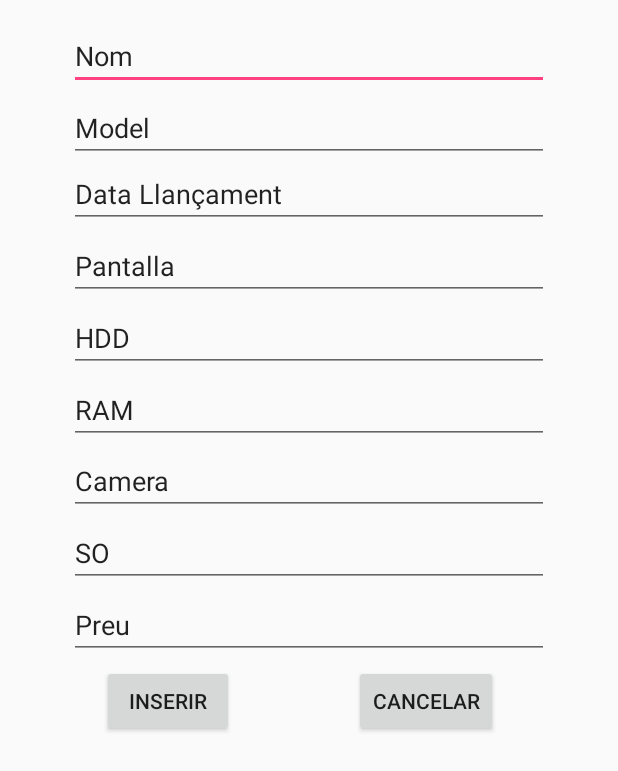
After one commit to kirudas/phoneMarket, an Android app: the layout activity_create_mobile.xml on its own in the app's theme, with its tools: preview values and no code run, on a phone screen of 412 x 824 dp. The commit adds this screen. Shown: the top 771 px of the screen. Run offline under Robolectric (Android 15) with nearby library versions, the phone set to English and light mode, and no system bars.

Commit message:
Desenvolupament Create Mobile

```diff
--- a/app/src/main/java/info/androidhive/recyclerview/DetailMobile.java
+++ b/app/src/main/java/info/androidhive/recyclerview/DetailMobile.java
@@ -46,7 +46,7 @@ public class DetailMobile extends AppCompatActivity {
         if (!acaba){
             return;
         }
-        TextView textView = findViewById(R.id.model);
+        TextView textView = findViewById(R.id.inpCrtMod);
         textView.setText(cursor.getString(1));
         textView = findViewById(R.id.marca);
         textView.setText(cursor.getString(2));
@@ -60,7 +60,7 @@ public class DetailMobile extends AppCompatActivity {
         textView.setText(cursor.getString(6));
         textView = findViewById(R.id.versio);
         textView.setText(cursor.getString(7));
-        textView = findViewById(R.id.dataLlancament);
+        textView = findViewById(R.id.inpCrtDataLlancament);
         textView.setText(cursor.getString(8));
         textView = findViewById(R.id.preu);
         textView.setText(cursor.getString(9));
--- a/app/src/main/java/info/androidhive/recyclerview/MainActivity.java
+++ b/app/src/main/java/info/androidhive/recyclerview/MainActivity.java
@@ -10,17 +10,10 @@ import android.support.v7.widget.DividerItemDecoration;
 import android.support.v7.widget.LinearLayoutManager;
 import android.support.v7.widget.RecyclerView;
 import android.support.v7.widget.Toolbar;
-import android.view.ContextMenu;
-import android.view.Menu;
-import android.view.MenuInflater;
 import android.view.MenuItem;
 import android.view.View;
-import android.widget.ListView;
 import android.widget.TextView;
 import android.widget.Toast;
-
-import java.util.ArrayList;
-import java.util.List;
 
 public class MainActivity extends AppCompatActivity {
     /*private List<Mobile> mobileList = new ArrayList<>();
@@ -146,8 +139,8 @@ public class MainActivity extends AppCompatActivity {
                 startActivity(intent);
                 return true;
             case R.id.mnuAfegir:
-                //Intent i = new Intent(this, NouMobileActivity.class);
-                //startActivityForResult(i, ADD_Mobile);
+                Intent i = new Intent(this, NouMobileActivity.class);
+                startActivityForResult(i, ADD_Mobile);
                 return true;
             case R.id.mnuConfig:
                 //Intent i = new Intent(this, NouMobileActivity.class);
--- a/app/src/main/java/info/androidhive/recyclerview/MobilesAdapter.java
+++ b/app/src/main/java/info/androidhive/recyclerview/MobilesAdapter.java
@@ -6,10 +6,7 @@ import android.support.v7.widget.RecyclerView;
 import android.view.LayoutInflater;
 import android.view.View;
 import android.view.ViewGroup;
-import android.widget.BaseAdapter;
 import android.widget.TextView;
-
-import java.util.List;
 
 public class MobilesAdapter extends RecyclerView.Adapter<MobilesAdapter.MyViewHolder> {
     private Activity context;
@@ -39,7 +36,7 @@ public class MobilesAdapter extends RecyclerView.Adapter<MobilesAdapter.MyViewHo
             LayoutInflater inflater = context.getLayoutInflater();
             element = inflater.inflate(R.layout.mobile_list_row, null);
         }
-        TextView lblModel = (TextView)element.findViewById(R.id.model);
+        TextView lblModel = (TextView)element.findViewById(R.id.inpCrtMod);
         lblModel.setText(t.getModel());
 
         TextView lblMarca = (TextView)element.findViewById(R.id.marca);
--- /dev/null
+++ b/app/src/main/java/info/androidhive/recyclerview/NouMobileActivity.java
@@ -0,0 +1,88 @@
+package info.androidhive.recyclerview;
+
+import android.app.Activity;
+import android.database.sqlite.SQLiteDatabase;
+import android.os.Bundle;
+import android.view.View;
+import android.view.View.OnClickListener;
+import android.widget.Button;
+import android.widget.EditText;
+
+/*
+ * Activitat que permet introduir un nou titular a la BD
+ */
+public class NouMobileActivity extends Activity {
+    private EditText nom;
+    private EditText marca;
+    private EditText model;
+    private EditText dataLlancament;
+    private EditText pantalla;
+    private EditText hdd;
+    private EditText ram;
+    private EditText camera;
+    private EditText so;
+    private EditText preu;
+
+
+    private Button btnOk;
+    private Button btnCancel;
+
+
+    /**
+     * Mètode que s'executa en crear l'activitat
+     */
+    @Override
+    public void onCreate(Bundle savedInstanceState) {
+        super.onCreate(savedInstanceState);
+        setContentView(R.layout.activity_create_mobile);
+        nom = (EditText) findViewById(R.id.inpCrtMarca);
+        marca = (EditText) findViewById(R.id.inpCrtMarca);
+        model = (EditText) findViewById(R.id.inpCrtMod);
+        dataLlancament = (EditText) findViewById(R.id.inpCrtDataLlancament);
+        pantalla = (EditText) findViewById(R.id.inpCrtPantalla);
+        hdd = (EditText) findViewById(R.id.inpCrtHdd);
+        ram = (EditText) findViewById(R.id.inpCrtRam);
+        camera = (EditText) findViewById(R.id.inpCrtCamara);
+        so = (EditText) findViewById(R.id.inpCrtSo);
+        preu = (EditText) findViewById(R.id.inpCrtPreu);
+        btnOk = (Button) findViewById(R.id.btnCrtOk);
+        btnCancel = (Button) findViewById(R.id.btnCrtCanc);
+
+        btnOk.setOnClickListener(new OnClickListener() {
+            public void onClick(View v) {
+                desar();
+            }
+        });
+
+        btnCancel.setOnClickListener(new OnClickListener() {
+            public void onClick(View v) {
+                setResult(RESULT_CANCELED);
+                finish();
+            }
+        });
+    }
+
+    /**
+     * Mètode que desa les dades introduïdes per l'usuari
+     */
+    private void desar() {
+        try {
+            MobilesSqlLiteHelper titHelper = new MobilesSqlLiteHelper(this, "Mobiles.db", null, 2);
+            MobilesConversor mobilesConv = new MobilesConversor(titHelper);
+            // obtenir l'objecte BD
+            SQLiteDatabase db = titHelper.getWritableDatabase();
+            // Si s'ha obert correctament la BD
+            if(db != null) {
+                // esborrar tots els registres de la taula
+                mobilesConv.save(new Mobile(0, nom.getText().toString(), marca.getText().toString(), model.getText().toString(), dataLlancament.getText().toString(), pantalla.getText().toString(), hdd.getText().toString(), ram.getText().toString(), camera.getText().toString(), so.getText().toString(), preu.getText().toString(), preu.getText().toString()));
+                setResult(RESULT_OK);
+            }
+        }
+        catch(Exception e) {
+            setResult(RESULT_CANCELED);
+        }
+        finally {
+            finish();
+        }
+    }
+}
--- /dev/null
+++ b/app/src/main/res/layout/activity_create_mobile.xml
@@ -0,0 +1,156 @@
+<?xml version="1.0" encoding="utf-8"?>
+<android.support.constraint.ConstraintLayout xmlns:android="http://schemas.android.com/apk/res/android"
+    xmlns:app="http://schemas.android.com/apk/res-auto"
+    xmlns:tools="http://schemas.android.com/tools"
+    android:layout_width="match_parent"
+    android:layout_height="match_parent">
+
+    <EditText
+        android:id="@+id/inpCrtMarca"
+        android:layout_width="320dp"
+        android:layout_height="44dp"
+        android:layout_marginEnd="24dp"
+        android:layout_marginStart="24dp"
+        android:layout_marginTop="16dp"
+        android:ems="10"
+        android:inputType="textPersonName"
+        android:text="Nom"
+        app:layout_constraintEnd_toEndOf="parent"
+        app:layout_constraintStart_toStartOf="parent"
+        app:layout_constraintTop_toTopOf="parent" />
+
+    <EditText
+        android:id="@+id/inpCrtMod"
+        android:layout_width="320dp"
+        android:layout_height="44dp"
+        android:layout_marginEnd="24dp"
+        android:layout_marginStart="24dp"
+        android:layout_marginTop="4dp"
+        android:ems="10"
+        android:inputType="textPersonName"
+        android:text="Model"
+        app:layout_constraintEnd_toEndOf="parent"
+        app:layout_constraintStart_toStartOf="parent"
+        app:layout_constraintTop_toBottomOf="@+id/inpCrtMarca" />
+
+    <EditText
+        android:id="@+id/inpCrtDataLlancament"
+        android:layout_width="320dp"
+        android:layout_height="40dp"
+        android:layout_marginEnd="24dp"
+        android:layout_marginStart="24dp"
+        android:layout_marginTop="4dp"
+        android:ems="10"
+        android:inputType="textPersonName"
+        android:text="Data Llançament"
+        app:layout_constraintEnd_toEndOf="parent"
+        app:layout_constraintStart_toStartOf="parent"
+        app:layout_constraintTop_toBottomOf="@+id/inpCrtMod" />
+
+    <EditText
+        android:id="@+id/inpCrtPantalla"
+        android:layout_width="320dp"
+        android:layout_height="44dp"
+        android:layout_marginEnd="24dp"
+        android:layout_marginStart="24dp"
+        android:layout_marginTop="4dp"
+        android:ems="10"
+        android:inputType="textPersonName"
+        android:text="Pantalla"
+        app:layout_constraintEnd_toEndOf="parent"
+        app:layout_constraintStart_toStartOf="parent"
+        app:layout_constraintTop_toBottomOf="@+id/inpCrtDataLlancament" />
+
+    <EditText
+        android:id="@+id/inpCrtHdd"
+        android:layout_width="320dp"
+        android:layout_height="44dp"
+        android:layout_marginEnd="24dp"
+        android:layout_marginStart="24dp"
+        android:layout_marginTop="4dp"
+        android:ems="10"
+        android:inputType="textPersonName"
+        android:text="HDD"
+        app:layout_constraintEnd_toEndOf="parent"
+        app:layout_constraintStart_toStartOf="parent"
+        app:layout_constraintTop_toBottomOf="@+id/inpCrtPantalla" />
+
+    <EditText
+        android:id="@+id/inpCrtRam"
+        android:layout_width="320dp"
+        android:layout_height="44dp"
+        android:layout_marginEnd="24dp"
+        android:layout_marginStart="24dp"
+        android:layout_marginTop="4dp"
+        android:ems="10"
+        android:inputType="textPersonName"
+        android:text="RAM"
+        app:layout_constraintEnd_toEndOf="parent"
+        app:layout_constraintStart_toStartOf="parent"
+        app:layout_constraintTop_toBottomOf="@+id/inpCrtHdd" />
+
+    <EditText
+        android:id="@+id/inpCrtCamara"
+        android:layout_width="320dp"
+        android:layout_height="43dp"
+        android:layout_marginEnd="24dp"
+        android:layout_marginStart="24dp"
+        android:layout_marginTop="4dp"
+        android:ems="10"
+        android:inputType="textPersonName"
+        android:text="Camera"
+        app:layout_constraintEnd_toEndOf="parent"
+        app:layout_constraintStart_toStartOf="parent"
+        app:layout_constraintTop_toBottomOf="@+id/inpCrtRam" />
+
+    <EditText
+        android:id="@+id/inpCrtSo"
+        android:layout_width="320dp"
+        android:layout_height="44dp"
+        android:layout_marginEnd="24dp"
+        android:layout_marginStart="24dp"
+        android:layout_marginTop="4dp"
+        android:ems="10"
+        android:inputType="textPersonName"
+        android:text="SO"
+        app:layout_constraintEnd_toEndOf="parent"
+        app:layout_constraintStart_toStartOf="parent"
+        app:layout_constraintTop_toBottomOf="@+id/inpCrtCamara" />
+
+    <EditText
+        android:id="@+id/inpCrtPreu"
+        android:layout_width="320dp"
+        android:layout_height="44dp"
+        android:layout_marginEnd="24dp"
+        android:layout_marginStart="24dp"
+        android:layout_marginTop="4dp"
+        android:ems="10"
+        android:inputType="textPersonName"
+        android:text="Preu"
+        app:layout_constraintEnd_toEndOf="parent"
+        app:layout_constraintStart_toStartOf="parent"
+        app:layout_constraintTop_toBottomOf="@+id/inpCrtSo" />
+
+    <Button
+        android:id="@+id/btnCrtOk"
+        android:layout_width="wrap_content"
+        android:layout_height="wrap_content"
+        android:layout_marginStart="68dp"
+        android:layout_marginTop="4dp"
+        android:text="Inserir"
+        app:layout_constraintStart_toStartOf="parent"
+        app:layout_constraintTop_toBottomOf="@+id/inpCrtPreu" />
+
+    <Button
+        android:id="@+id/btnCrtCanc"
+        android:layout_width="wrap_content"
+        android:layout_height="wrap_content"
+        android:layout_marginEnd="24dp"
+        android:layout_marginStart="24dp"
+        android:layout_marginTop="4dp"
+        android:text="Cancelar"
+        app:layout_constraintEnd_toEndOf="parent"
+        app:layout_constraintStart_toEndOf="@+id/btnCrtOk"
+        app:layout_constraintTop_toBottomOf="@+id/inpCrtPreu" />
+
+</android.support.constraint.ConstraintLayout>
--- a/app/src/main/res/layout/activity_detail_mobile.xml
+++ b/app/src/main/res/layout/activity_detail_mobile.xml
@@ -27,7 +27,7 @@
         app:layout_constraintTop_toTopOf="parent" />
 
     <TextView
-        android:id="@+id/model"
+        android:id="@+id/inpCrtMod"
         android:layout_width="205dp"
         android:layout_height="51dp"
         android:layout_marginRight="30dp"
@@ -41,7 +41,7 @@
         app:layout_constraintTop_toBottomOf="@+id/marca" />
 
     <TextView
-        android:id="@+id/dataLlancament"
+        android:id="@+id/inpCrtDataLlancament"
         android:layout_width="123dp"
         android:layout_height="22dp"
         android:layout_marginRight="30dp"
@@ -50,7 +50,7 @@
         android:text="DataLlançament"
         app:layout_constraintEnd_toEndOf="parent"
         app:layout_constraintStart_toEndOf="@+id/imageView2"
-        app:layout_constraintTop_toBottomOf="@+id/model" />
+        app:layout_constraintTop_toBottomOf="@+id/inpCrtMod" />
 
     <TextView
         android:id="@+id/textView5"
```
